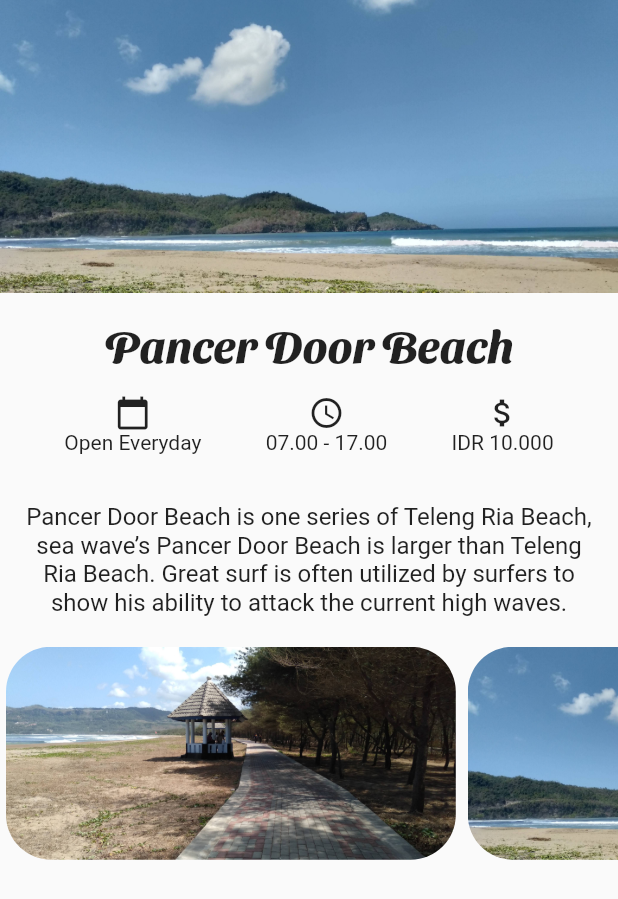
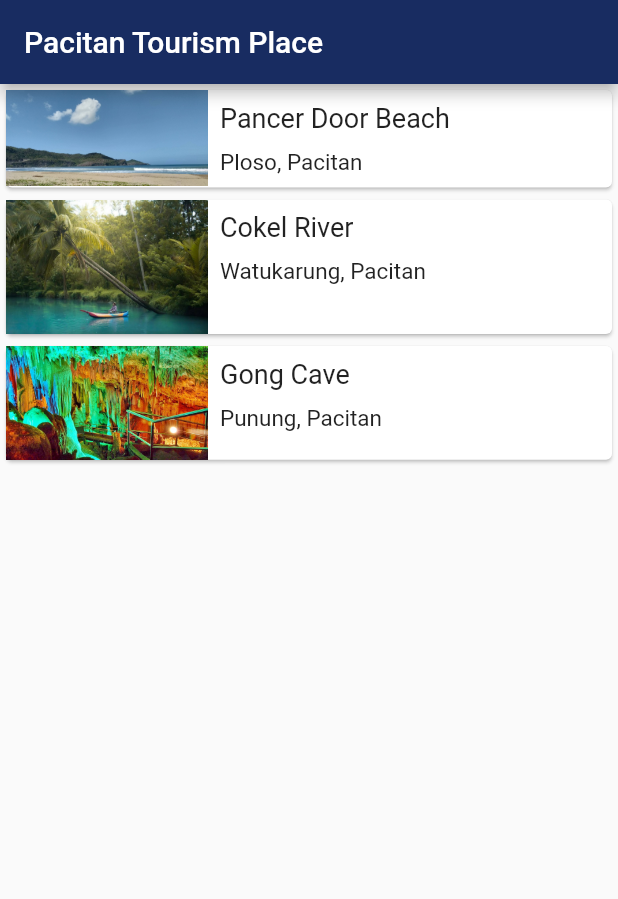
Before and after one commit to themiid/flutter_layout, a Flutter app: the screen it shows after launch, on a phone screen of 412 x 824 dp. Shown: the top 899 px of the screen. Run offline on Flutter 3.47's test engine with Material 2 defaults, Android fonts, the phone set to English and light mode, and no system bars.

Commit message:
New Model

```diff
--- a/lib/detailscreen.dart
+++ b/lib/detailscreen.dart
@@ -1,8 +1,10 @@
 import 'package:flutter/material.dart';
+import 'package:flutter_layout/model/tourism_place.dart';
 
 class DetailScreen extends StatelessWidget {
-  const DetailScreen({Key? key}) : super(key: key);
+  const DetailScreen({Key? key, required this.place}) : super(key: key);
 
+  final TourismPlace place;
   @override
   Widget build(BuildContext context) {
     return Scaffold(
@@ -10,11 +12,11 @@ class DetailScreen extends StatelessWidget {
         child: Column(
           crossAxisAlignment: CrossAxisAlignment.stretch,
           children: <Widget>[
-            Image.asset('assets/images/01pancer.jpg'),
+            Image.asset(place.imageAsset),
             Container(
               margin: EdgeInsets.only(top: 16.0),
               child: Text(
-                "Pancer Door Beach",
+                place.name,
                 textAlign: TextAlign.center,
                 style: TextStyle(
                   fontSize: 30.0,
@@ -31,19 +33,19 @@ class DetailScreen extends StatelessWidget {
                   Column(
                     children: [
                       Icon(Icons.calendar_today),
-                      Text("Open Everyday"),
+                      Text(place.openDay),
                     ],
                   ),
                   Column(
                     children: [
                       Icon(Icons.access_time),
-                      Text("07.00 - 17.00"),
+                      Text(place.openHour),
                     ],
                   ),
                   Column(
                     children: [
                       Icon(Icons.attach_money),
-                      Text("IDR 10.000"),
+                      Text(place.price),
                     ],
                   ),
                 ],
@@ -51,8 +53,8 @@ class DetailScreen extends StatelessWidget {
             ),
             Container(
               padding: const EdgeInsets.all(16.0),
-              child: const Text(
-                "Pancer Door Beach is one series of Teleng Ria Beach, sea wave’s Pancer Door Beach is larger than Teleng Ria Beach. Great surf is often utilized by surfers to show his ability to attack the current high waves.",
+              child: Text(
+                place.description,
                 textAlign: TextAlign.center,
                 style: TextStyle(fontSize: 16.0),
               ),
@@ -66,28 +68,21 @@ class DetailScreen extends StatelessWidget {
                     padding: const EdgeInsets.all(4.0),
                     child: ClipRRect(
                       borderRadius: BorderRadius.circular(30.0),
-                      child: Image.asset('assets/images/04pancer.jpg'),
+                      child: Image.asset(place.imgSlider1),
                     ),
                   ),
                   Padding(
                     padding: const EdgeInsets.all(4.0),
                     child: ClipRRect(
                       borderRadius: BorderRadius.circular(30.0),
-                      child: Image.asset('assets/images/01pancer.jpg'),
+                      child: Image.asset(place.imgSlider2),
                     ),
                   ),
                   Padding(
                     padding: const EdgeInsets.all(4.0),
                     child: ClipRRect(
                       borderRadius: BorderRadius.circular(30.0),
-                      child: Image.asset('assets/images/02pancer.jpg'),
-                    ),
-                  ),
-                  Padding(
-                    padding: const EdgeInsets.all(4.0),
-                    child: ClipRRect(
-                      borderRadius: BorderRadius.circular(30.0),
-                      child: Image.asset('assets/images/03pancer.jpg'),
+                      child: Image.asset(place.imgSlider3),
                     ),
                   ),
                 ],
--- a/lib/main.dart
+++ b/lib/main.dart
@@ -1,5 +1,5 @@
 import 'package:flutter/material.dart';
-import 'package:flutter_layout/detailscreen.dart';
+import 'package:flutter_layout/mainscreen.dart';
 
 void main() {
   runApp(const MyApp());
@@ -11,11 +11,7 @@ class MyApp extends StatelessWidget {
   @override
   Widget build(BuildContext context) {
     return MaterialApp(
-      title: 'Flutter Layout',
-      theme: ThemeData(
-        primarySwatch: Colors.blue,
-      ),
-      home: const DetailScreen(),
+      home: MainScreen(),
     );
   }
 }
--- /dev/null
+++ b/lib/mainscreen.dart
@@ -0,0 +1,66 @@
+import 'package:flutter/material.dart';
+import 'package:flutter_layout/detailscreen.dart';
+import 'package:flutter_layout/model/tourism_place.dart';
+
+class MainScreen extends StatelessWidget {
+  const MainScreen({Key? key}) : super(key: key);
+
+  @override
+  Widget build(BuildContext context) {
+    return Scaffold(
+      appBar: AppBar(
+        title:Text('Pacitan Tourism Place'),
+        backgroundColor: Color(0xFF182C61),
+      ),
+      body: ListView.builder(
+        itemBuilder: (context, index) {
+          final TourismPlace place = tourismPlaceList[index];
+          return InkWell(
+            onTap: () {
+              Navigator.push(context, MaterialPageRoute(builder: (context) {
+                return DetailScreen(place: place);
+              }));
+            },
+            child: listItem(place),
+          );
+        },
+        itemCount: tourismPlaceList.length,
+      ),
+    );
+  }
+}
+
+Widget listItem(TourismPlace place) {
+  return Card(
+    child: Row(
+      crossAxisAlignment: CrossAxisAlignment.start,
+      children: <Widget>[
+        Expanded(
+          flex: 1,
+          child: Image.asset(place.imageAsset),
+        ),
+        Expanded(
+          flex: 2,
+          child: Padding(
+            padding: const EdgeInsets.all(8.0),
+            child: Column(
+              crossAxisAlignment: CrossAxisAlignment.start,
+              mainAxisSize: MainAxisSize.min,
+              children: <Widget>[
+                Text(
+                  place.name,
+                  style: TextStyle(fontSize: 18.0)
+                ),
+                const SizedBox(
+                  height: 10,
+                ),
+                Text(place.location,
+                style: TextStyle(fontSize: 15.0),),
+              ],
+            ),
+          ),
+        ),
+      ],
+    ),
+  );
+}
--- /dev/null
+++ b/lib/model/tourism_place.dart
@@ -0,0 +1,64 @@
+class TourismPlace {
+  String name;
+  String location;
+  String imageAsset;
+  String description;
+  String openDay;
+  String openHour;
+  String price;
+  String imgSlider1;
+  String imgSlider2;
+  String imgSlider3;
+
+  TourismPlace({
+    required this.name,
+    required this.location,
+    required this.imageAsset,
+    required this.description,
+    required this.openDay,
+    required this.openHour,
+    required this.price,
+    required this.imgSlider1,
+    required this.imgSlider2,
+    required this.imgSlider3,
+  });
+}
+
+var tourismPlaceList = [
+  TourismPlace(
+    name: 'Pancer Door Beach',
+    location: 'Ploso, Pacitan',
+    imageAsset: 'assets/images/01pancer.jpg',
+    description: 'Pancer Door Beach is one series of Teleng Ria Beach, sea wave’s Pancer Door Beach is larger than Teleng Ria Beach. Great surf is often utilized by surfers to show his ability to attack the current high waves.',
+    openDay: 'Open Everyday',
+    openHour: 'Open 24 Hours',
+    price: 'IDR 5.000',
+    imgSlider1: 'assets/images/03pancer.jpg',
+    imgSlider2: 'assets/images/01pancer.jpg',
+    imgSlider3: 'assets/images/04pancer.jpg',
+  ),
+  TourismPlace(
+    name: 'Cokel River',
+    location: 'Watukarung, Pacitan',
+    imageAsset: 'assets/images/01cokel.jpg',
+    description: 'The clean water of Kali Cokel or the Cokel river has hook so many people to come to see its beauty. Located at Watu Karang , Pringkuku, Pacitan this river will give you a beautiful scenery that will melt your heart.',
+    openDay: 'Open Everyday',
+    openHour: 'Open 24 Hours',
+    price: 'IDR 5.000',
+    imgSlider1: 'assets/images/01cokel.jpg',
+    imgSlider2: 'assets/images/02pancer.jpg',
+    imgSlider3: 'assets/images/01gong.jpg',
+  ),
+  TourismPlace(
+    name: 'Gong Cave',
+    location: 'Punung, Pacitan',
+    imageAsset: 'assets/images/01gong.jpg',
+    description: 'Gong Cave is an amazing tourist attraction owned by the Province of East Java (East Java) which is predicted to be the most beautiful cave in Southeast Asia.',
+    openDay: 'Open Everyday',
+    openHour: '07.00 AM - 04.00 PM',
+    price: 'IDR 20.000',
+    imgSlider1: 'assets/images/01gong.jpg',
+    imgSlider2: 'assets/images/01cokel.jpg',
+    imgSlider3: 'assets/images/02pancer.jpg',
+  ),
+];
--- a/pubspec.yaml
+++ b/pubspec.yaml
@@ -52,10 +52,7 @@ dev_dependencies:
 # The following section is specific to Flutter.
 flutter:
   assets:
-    - assets/images/01pancer.jpg
-    - assets/images/02pancer.jpg
-    - assets/images/03pancer.jpg
-    - assets/images/04pancer.jpg
+    - assets/images/
   # The following line ensures that the Material Icons font is
   # included with your application, so that you can use the icons in
   # the material Icons class.
```
Also changed, not shown: assets/images/01cokel.jpg (added), assets/images/01gong.jpg (added).
